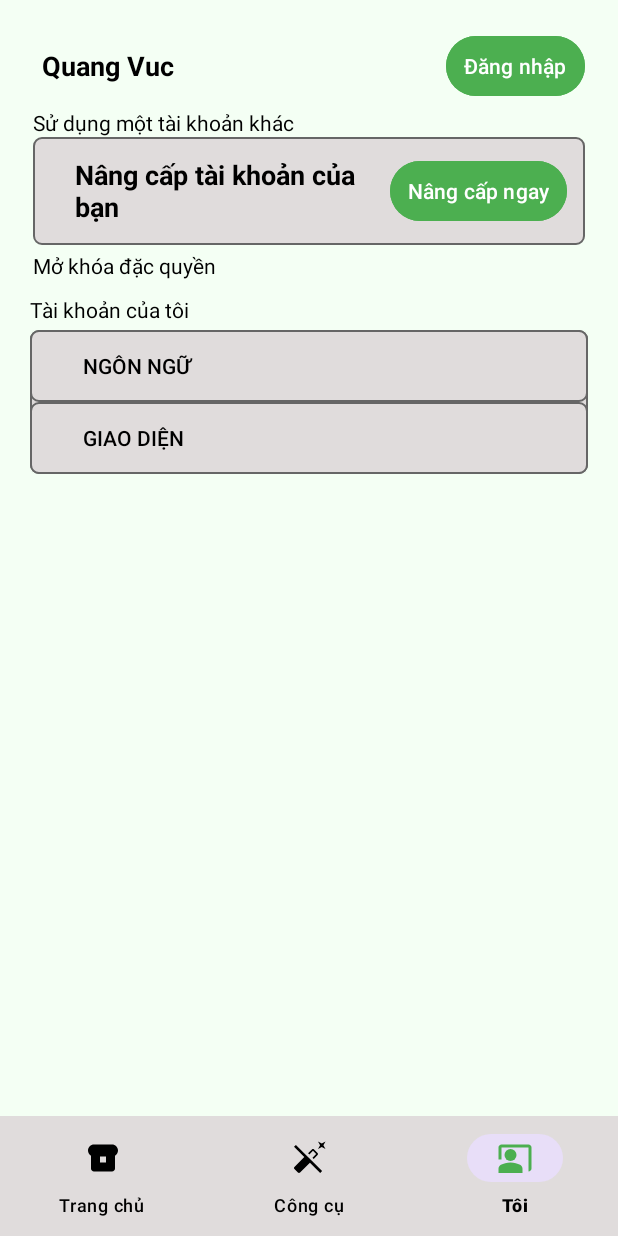
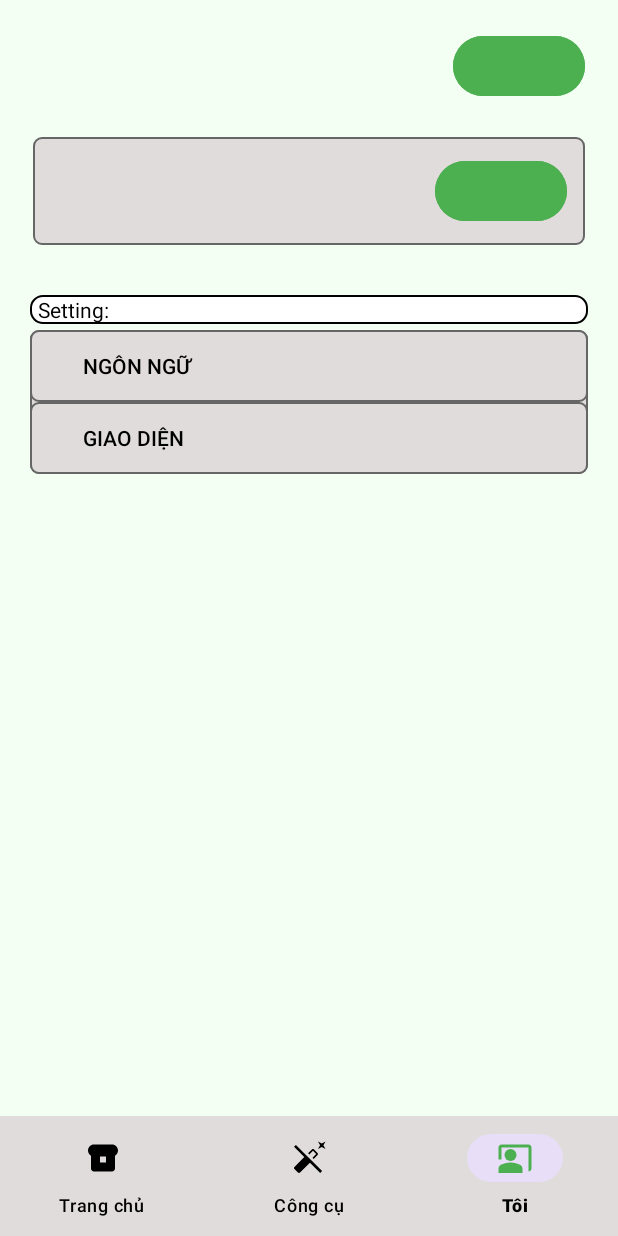
Before and after one commit to mquangggg/CameraScannerApp, an Android app: the MeActivity screen opened directly, with no data from a screen before it, on a phone screen of 412 x 824 dp. Run offline under Robolectric (Android 15) with nearby library versions, the phone set to English and light mode, and no system bars.

Commit message:
Hoàn thiện

```diff
--- a/app/src/main/java/com/example/camerascanner/activitymain/MeActivity.java
+++ b/app/src/main/java/com/example/camerascanner/activitymain/MeActivity.java
@@ -78,7 +78,7 @@ public class MeActivity extends AppCompatActivity {
                     finish(); // Kết thúc MeActivity khi chuyển về MainActivity
                     return true;
                 }else if(itemID == R.id.nav_tools){
-                    Toast.makeText(MeActivity.this, "Chức năng Tools sẽ sớm ra mắt!", Toast.LENGTH_SHORT).show();
+                    Toast.makeText(MeActivity.this, getString(R.string.tools), Toast.LENGTH_SHORT).show();
                     return true;
                 }else return itemID == R.id.nav_me; // Đã ở MeActivity, không làm gì
             }
@@ -100,7 +100,7 @@ public class MeActivity extends AppCompatActivity {
         }
 
         AlertDialog.Builder builder = new AlertDialog.Builder(MeActivity.this);
-        builder.setTitle("Chọn ngôn ngữ");
+        builder.setTitle(getString(R.string.choose_language));
         builder.setSingleChoiceItems(languages, checkedItem, new DialogInterface.OnClickListener() {
             @Override
             public void onClick(DialogInterface dialog, int which) {
@@ -149,7 +149,7 @@ public class MeActivity extends AppCompatActivity {
             checkedItem = 1; // Tối
         }
         AlertDialog.Builder builder = new AlertDialog.Builder(MeActivity.this);
-        builder.setTitle("Chọn giao diện");
+        builder.setTitle(getString(R.string.choose_theme));
         builder.setSingleChoiceItems(themes, checkedItem, new DialogInterface.OnClickListener() {
             @Override
             public void onClick(DialogInterface dialog, int which) {
--- a/app/src/main/res/layout/activity_after_pdf_generation.xml
+++ b/app/src/main/res/layout/activity_after_pdf_generation.xml
@@ -94,7 +94,7 @@
         <TextView
             android:layout_width="wrap_content"
             android:layout_height="wrap_content"
-            android:text="Chưa có ảnh nào\nNhấn 'Thêm ảnh' để bắt đầu"
+            android:text="@string/no_images_yet"
             android:textColor="@android:color/darker_gray"
             android:textAlignment="center"
             android:lineSpacingExtra="4dp" />
@@ -125,7 +125,7 @@
             android:layout_height="wrap_content"
             android:layout_marginEnd="8dp"
             android:layout_weight="1"
-            android:background="@drawable/vien_den"
+            android:background="@drawable/search_background"
             android:text="@string/cancel"
             android:textColor="@color/black" />
 
@@ -134,7 +134,7 @@
             android:layout_width="0dp"
             android:layout_height="wrap_content"
             android:layout_weight="1"
-            android:text="@string/confirm"
+            android:text="@string/pdf_save"
             android:background="@drawable/login_background"
             android:textColor="@color/black"
             android:layout_marginStart="8dp"
--- a/app/src/main/res/layout/activity_me_main.xml
+++ b/app/src/main/res/layout/activity_me_main.xml
@@ -38,7 +38,7 @@
                         android:layout_height="wrap_content"
                         android:layout_weight="1"
                         android:layout_marginStart="16dp"
-                        android:text="Quang Vuc"
+                        android:text=""
                         android:textColor="@color/black"
                         android:textSize="18sp"
                         android:textStyle="bold" />
@@ -46,7 +46,7 @@
                     <Button
                         android:layout_width="wrap_content"
                         android:layout_height="wrap_content"
-                        android:text="Đăng nhập"
+                        android:text=""
                         android:textColor="@color/white"
                         android:backgroundTint="@color/green_accent"
                         android:paddingStart="12dp"
@@ -55,7 +55,7 @@
                 <TextView
                     android:layout_width="wrap_content"
                     android:layout_height="wrap_content"
-                    android:text="Sử dụng một tài khoản khác"
+                    android:text=""
                     android:textColor="@color/black"
                     android:textSize="14sp"
                     android:layout_marginStart="20dp"
@@ -75,7 +75,7 @@
                         android:layout_height="wrap_content"
                         android:layout_weight="1"
                         android:layout_marginStart="16dp"
-                        android:text="Nâng cấp tài khoản của bạn"
+                        android:text=""
                         android:textColor="@color/black"
                         android:textSize="18sp"
                         android:textStyle="bold" />
@@ -83,7 +83,7 @@
                     <Button
                         android:layout_width="wrap_content"
                         android:layout_height="wrap_content"
-                        android:text="Nâng cấp ngay"
+                        android:text=""
                         android:textColor="@color/white"
                         android:backgroundTint="@color/green_accent"
                         android:paddingStart="12dp"
@@ -92,7 +92,7 @@
                 <TextView
                     android:layout_width="wrap_content"
                     android:layout_height="wrap_content"
-                    android:text="Mở khóa đặc quyền"
+                    android:text=""
                     android:textColor="@color/black"
                     android:textSize="14sp"
                     android:layout_marginStart="20dp"
@@ -104,15 +104,16 @@
 
             <TextView
                 android:layout_width="match_parent"
-                android:layout_height="wrap_content"
+                android:layout_height="0dp"
+                android:layout_marginStart="20dp"
+                android:layout_marginEnd="20dp"
+                android:layout_marginTop="10dp"
                 android:layout_weight="1"
-                android:text="Tài khoản của tôi"
+                android:background="@drawable/vien_den_nen_trang"
+                android:paddingStart="5dp"
+                android:text="Setting:"
                 android:textColor="@color/black"
-                android:textSize="14sp"
-                android:layout_marginStart="20dp"
-                android:layout_marginTop="10dp"/>
-
-
+                android:textSize="14sp" />
 
             <LinearLayout
                 android:layout_width="match_parent"
--- a/app/src/main/res/layout/activity_sign_image.xml
+++ b/app/src/main/res/layout/activity_sign_image.xml
@@ -14,7 +14,7 @@
         android:layout_weight="1"
         android:text="@string/edit_signature"
         android:gravity="center"
-        android:textColor="@color/white"
+        android:textColor="@color/black"
         android:background="@color/green_accent"/>
 
     <FrameLayout
--- a/app/src/main/res/values/strings.xml
+++ b/app/src/main/res/values/strings.xml
@@ -214,9 +214,11 @@
     <string name="no_valid_images_for_pdf">Không có ảnh hợp lệ để tạo PDF</string>
     <string name="switch_to_list_view">Chuyển sang chế độ danh sách</string>
     <string name="switch_to_grid_view">Chuyển sang chế độ lưới</string>
+    <string name="no_images_yet">Chưa có ảnh nào\nNhấn \'Thêm ảnh\' để bắt đầu</string>
 
     <!-- Layout -->
     <string name="error">Lỗi</string>
+    <string name="pdf_save">Lưu PDF</string>
     <string name="success">Thành công</string>
     <string name="loading">Đang tải</string>
     <string name="delete">Xóa</string>
```
Also changed, not shown: app/src/main/res/layout/activity_ocr.xml (+4 -4 lines), app/src/main/res/layout/activity_sign.xml (+5 -5 lines), 1 other file.
